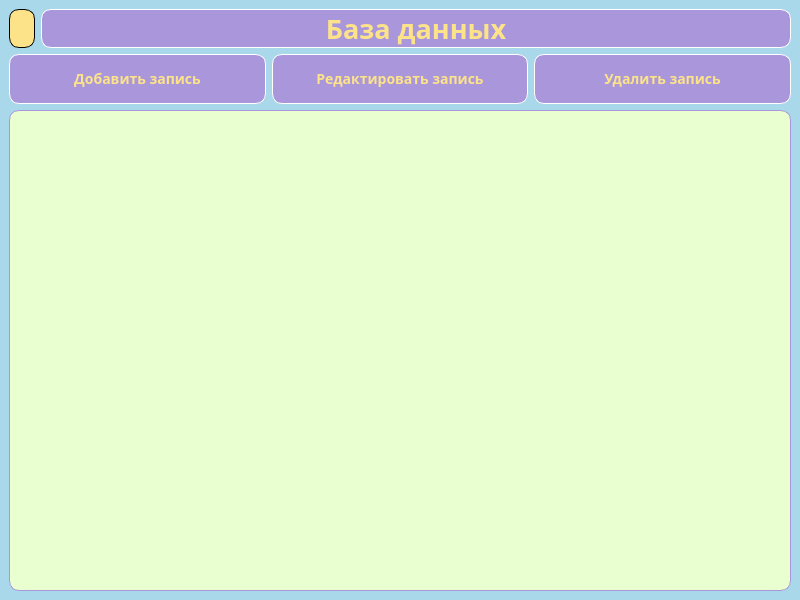
HyperMakson/DatabaseConnection, file design/main_design.ui: the form before one commit.
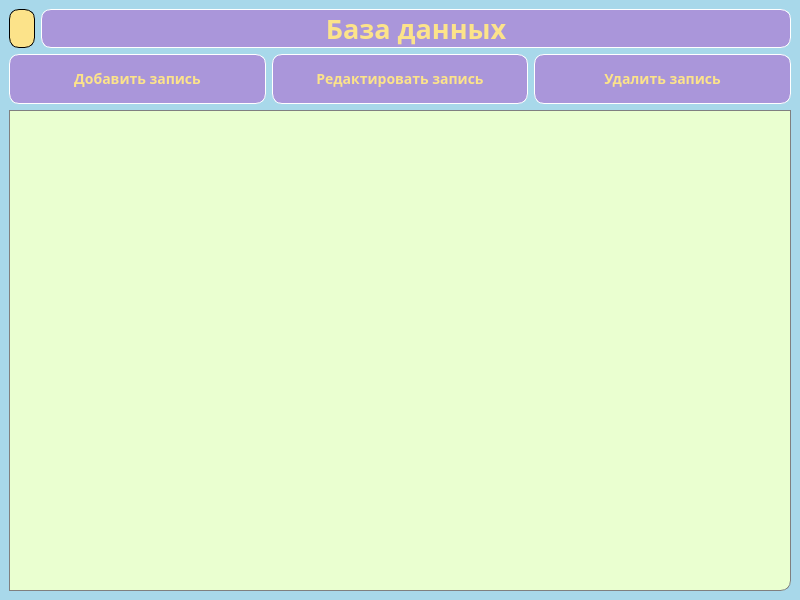
The form after the commit. Icons and pictures are not drawn.

Patch:
```diff
--- a/design/main_design.ui
+++ b/design/main_design.ui
@@ -214,14 +214,23 @@
       <property name="styleSheet">
        <string notr="true">QTableView {
 background-color: #EAFFD0;
-border-radius: 10px;
-border: 1px solid #AA96DA;
+border-bottom-right-radius: 10px;
+border: 1px solid gray;
 }
 QTableView::section {
 background-color: #AA96DA;
 color: #FCE38A;
 border: none;
 }
+QHeaderView {
+background-color: #EAFFD0;
+}
+QHeaderView::section {
+background-color: #AA96DA;
+color: #FCE38A;
+border: none;
+font: bold;
+}
 QTableView::item {
 border-style: none;
 border-bottom: black;
```
